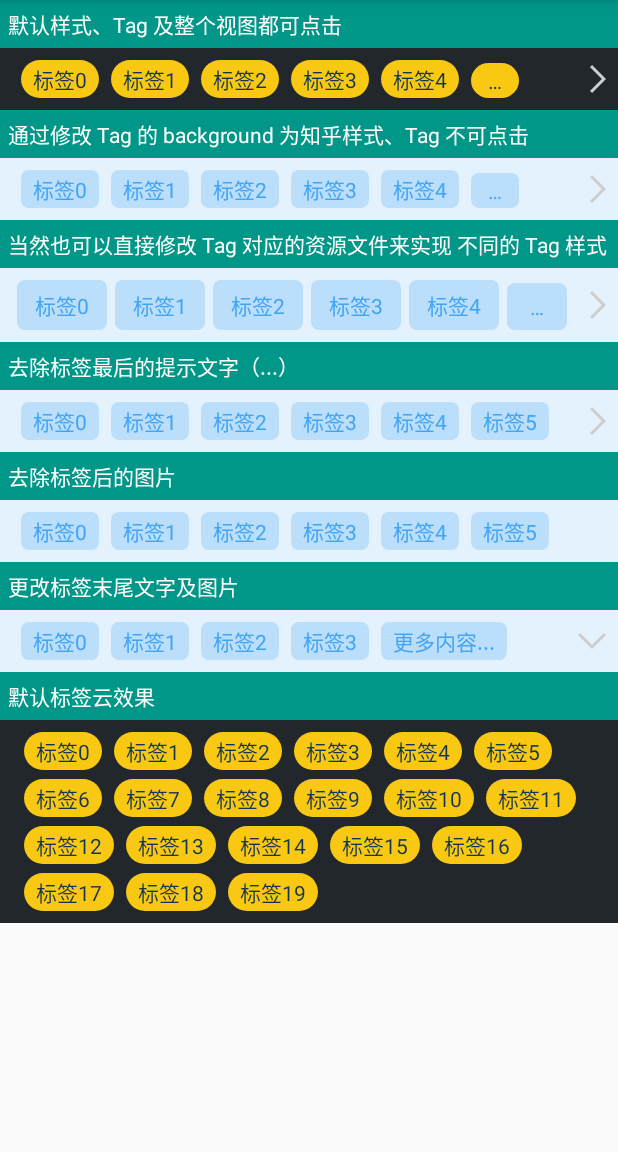
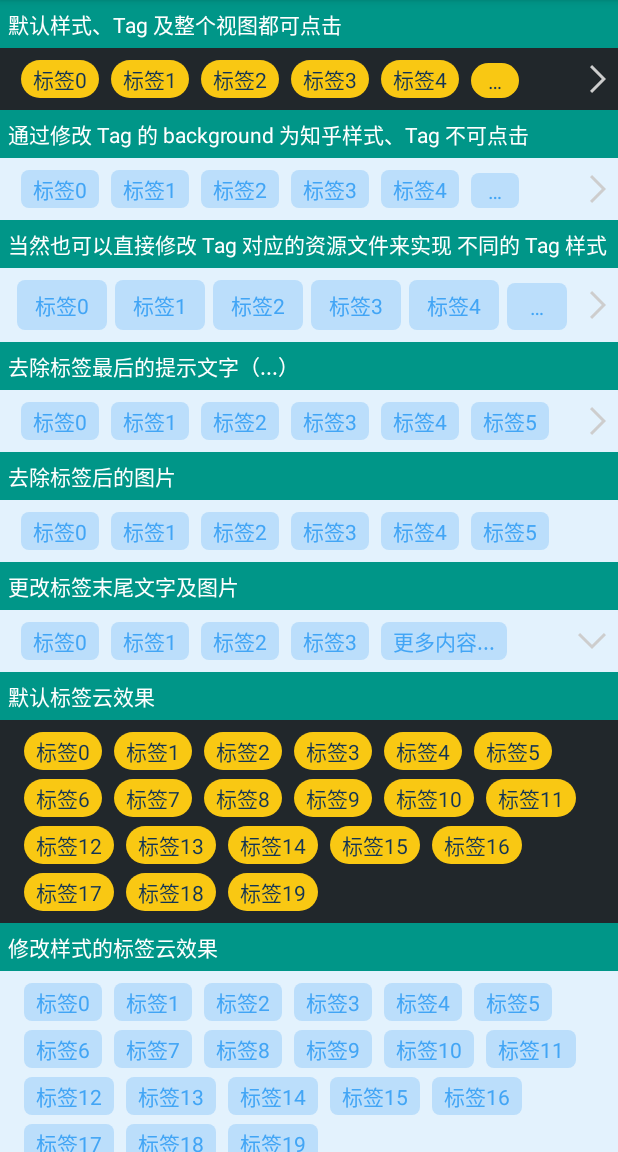
Before and after one commit to kingideayou/TagCloudView, an Android app: the screen it shows after launch (MainActivity), on a phone screen of 412 x 824 dp, the part 84-1236 px from its top. Run offline under Robolectric (Android 15) with nearby library versions, the phone set to English and light mode, and no system bars.

Commit message:
补全 Demo

```diff
--- a/app/src/main/java/me/next/tagclouddemo/MainActivity.java
+++ b/app/src/main/java/me/next/tagclouddemo/MainActivity.java
@@ -99,6 +99,17 @@ public class MainActivity extends AppCompatActivity implements TagCloudView.OnTa
             }
         });
 
+        TagCloudView tagCloudView8 = (TagCloudView) findViewById(R.id.tag_cloud_view_8);
+        tagCloudView8.setTags(tags);
+        tagCloudView8.setOnTagClickListener(this);
+        tagCloudView8.setOnClickListener(new View.OnClickListener() {
+            @Override
+            public void onClick(View view) {
+                Toast.makeText(getApplicationContext(), "TagView onClick",
+                        Toast.LENGTH_SHORT).show();
+            }
+        });
+
     }
 
 
--- a/app/src/main/res/layout/activity_main.xml
+++ b/app/src/main/res/layout/activity_main.xml
@@ -156,5 +156,26 @@
             app:tcvCanTagClick="true"
             />
 
+        <TextView
+            android:layout_width="match_parent"
+            android:layout_height="wrap_content"
+            android:padding="5dp"
+            android:background="#009688"
+            android:textColor="#ffffff"
+            android:text="修改样式的标签云效果"/>
+        <me.next.tagview.TagCloudView
+            android:id="@+id/tag_cloud_view_8"
+            android:layout_width="match_parent"
+            android:layout_height="wrap_content"
+            android:background="@drawable/background_tagcloudview_light_selector"
+            app:tcvItemBorderHorizontal="8dp"
+            app:tcvItemBorderVertical="6dp"
+            app:tcvBorder="8dp"
+            app:tcvBackground="@drawable/background_tag_selector"
+            app:tcvTextColor="#42A5F5"
+            app:tcvSingleLine="false"
+            app:tcvCanTagClick="false"
+            />
+
     </LinearLayout>
 </ScrollView>
```
